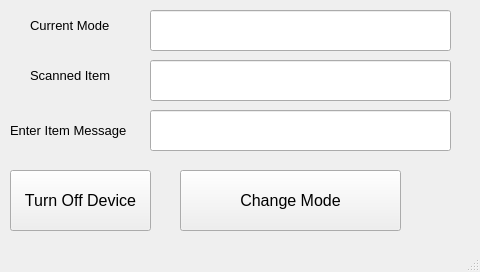
The window that qt/rfid_gui/rfidgui.ui (sgomez14/ec535final) describes before a commit, drawn with Qt 5.
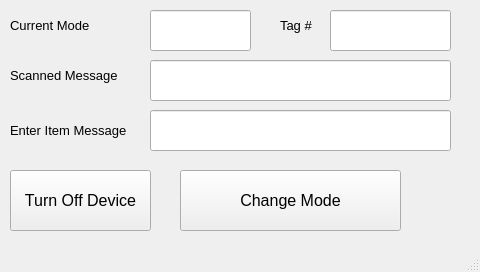
The same window after the commit.

Diff of the .ui file:
```diff
--- a/qt/rfid_gui/rfidgui.ui
+++ b/qt/rfid_gui/rfidgui.ui
@@ -23,9 +23,9 @@
    <widget class="QLabel" name="scanned_item_label">
     <property name="geometry">
      <rect>
-      <x>30</x>
+      <x>10</x>
       <y>60</y>
-      <width>101</width>
+      <width>121</width>
       <height>31</height>
      </rect>
     </property>
@@ -35,15 +35,15 @@
      </font>
     </property>
     <property name="text">
-     <string>Scanned Item</string>
+     <string>Scanned Message</string>
     </property>
    </widget>
    <widget class="QLabel" name="mode_label">
     <property name="geometry">
      <rect>
-      <x>30</x>
+      <x>10</x>
       <y>10</y>
-      <width>101</width>
+      <width>121</width>
       <height>31</height>
      </rect>
     </property>
@@ -74,7 +74,7 @@
      <rect>
       <x>150</x>
       <y>10</y>
-      <width>301</width>
+      <width>101</width>
       <height>41</height>
      </rect>
     </property>
@@ -159,6 +159,42 @@
      <string>Turn Off Device</string>
     </property>
    </widget>
+   <widget class="QLineEdit" name="tag_number_message">
+    <property name="geometry">
+     <rect>
+      <x>330</x>
+      <y>10</y>
+      <width>121</width>
+      <height>41</height>
+     </rect>
+    </property>
+    <property name="font">
+     <font>
+      <pointsize>10</pointsize>
+     </font>
+    </property>
+    <property name="readOnly">
+     <bool>true</bool>
+    </property>
+   </widget>
+   <widget class="QLabel" name="label">
+    <property name="geometry">
+     <rect>
+      <x>280</x>
+      <y>10</y>
+      <width>41</width>
+      <height>31</height>
+     </rect>
+    </property>
+    <property name="font">
+     <font>
+      <pointsize>10</pointsize>
+     </font>
+    </property>
+    <property name="text">
+     <string>Tag #</string>
+    </property>
+   </widget>
   </widget>
   <widget class="QMenuBar" name="menubar">
    <property name="geometry">
```
Left out of the diff: 5 changed lines with no effect on the pictures.
